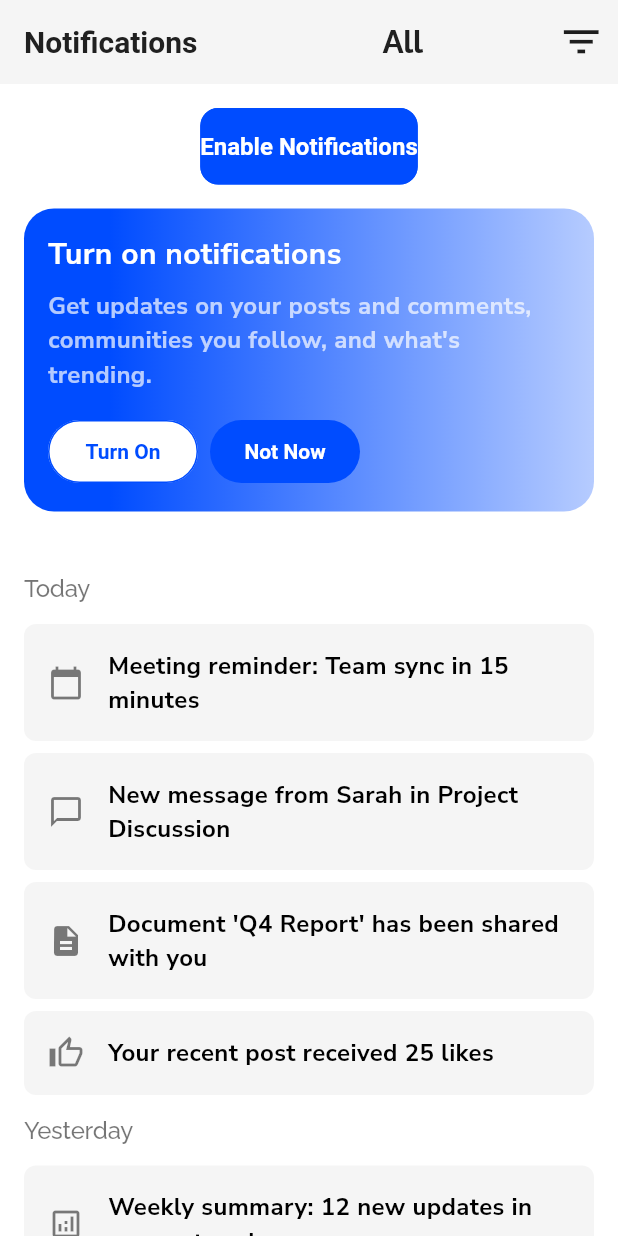
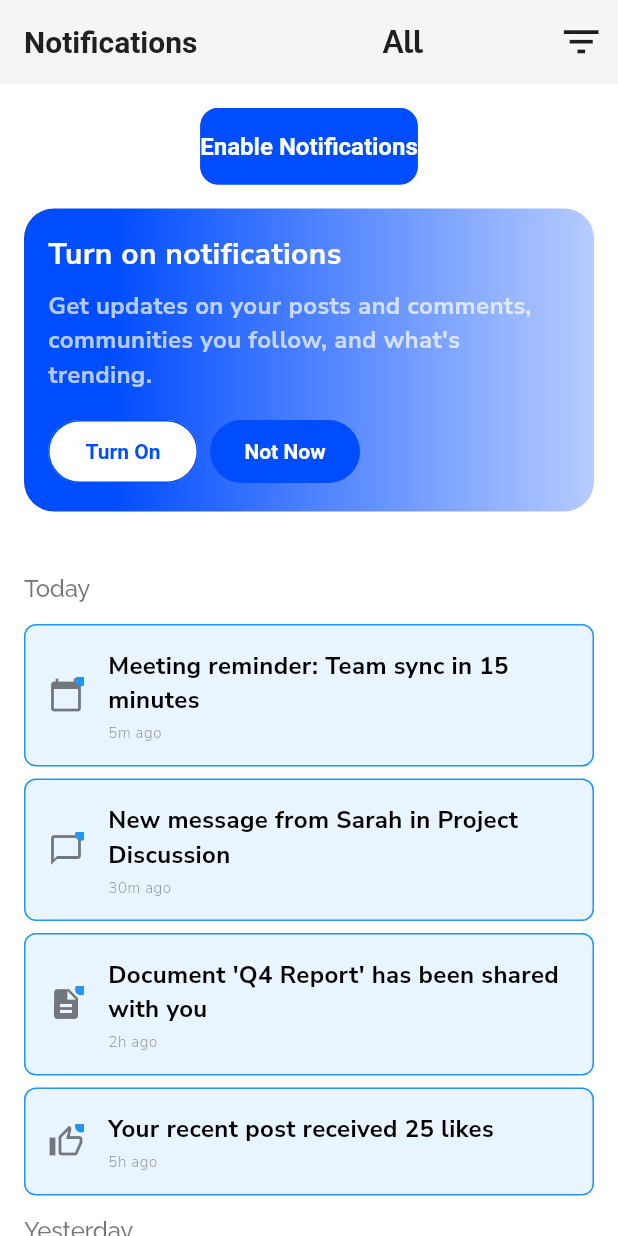
Before and after one commit to momenmac/livespot, a Flutter app: the NotificationsPage screen opened directly, on a phone screen of 412 x 824 dp. Run offline on Flutter 3.47's test engine with Material 3 defaults, Android fonts, the phone set to English and light mode, and no system bars; our stand-ins replace cached_network_image, dio, firebase_core, flutter_map, flutter_svg, geolocator and 8 more; missing offline and left inert: dart:html, flutter_map_cancellable_tile_provider, flutter_polyline_points; accounts and stored records are empty; network calls fail.

Commit message:
Notifications fix

```diff
--- a/lib/ui/pages/notification/notifications_page.dart
+++ b/lib/ui/pages/notification/notifications_page.dart
@@ -1,3 +1,4 @@
+import 'package:flutter/foundation.dart';
 import 'package:flutter/material.dart';
 import 'package:flutter_application_2/constants/text_strings.dart';
 import 'package:flutter_application_2/constants/theme_constants.dart';
@@ -9,7 +10,7 @@ import 'package:intl/intl.dart';
 import 'notification_filter.dart';
 
 class NotificationsPage extends StatefulWidget {
-  const NotificationsPage({super.key});
+  const NotificationsPage({Key? key}) : super(key: key);
 
   @override
   State<NotificationsPage> createState() => _NotificationsPageState();
@@ -183,38 +184,90 @@ class _NotificationsPageState extends State<NotificationsPage> {
                 textAlign: TextAlign.left, // Changed from center to left
               ),
             ),
-            ...notificationsForDate.map((notification) => Card(
-                  margin:
-                      const EdgeInsets.symmetric(horizontal: 16, vertical: 4),
-                  color: isDark
+            ...notificationsForDate
+                .map((notification) => Card(
+                      margin: const EdgeInsets.symmetric(
+                          horizontal: 16, vertical: 4),
+                      color: notification.isRead
+                          ? (isDark
                               ? ThemeConstants.darkCardColor
-                      : ThemeConstants.greyLight,
+                              : ThemeConstants.greyLight)
+                          : (isDark
+                              // ignore: deprecated_member_use
+                              ? Colors.blue.withOpacity(0.2)
+                              // ignore: deprecated_member_use
+                              : Colors.blue.withOpacity(0.1)),
                       shape: RoundedRectangleBorder(
                         borderRadius: BorderRadius.circular(8),
+                        side: notification.isRead
+                            ? BorderSide.none
+                            : const BorderSide(color: Colors.blue, width: 1),
                       ),
                       elevation: 0,
+                      child: InkWell(
+                        onTap: () => _markAsRead(notification),
                         child: Padding(
                           padding: const EdgeInsets.all(16),
                           child: Row(
                             children: [
+                              Stack(
+                                children: [
                                   Icon(
                                     notification.icon,
-                          color: isDark ? Colors.white70 : Colors.black54,
+                                    color: isDark
+                                        ? Colors.white70
+                                        : Colors.black54,
                                     size: 24,
+                                  ),
+                                  if (!notification.isRead)
+                                    Positioned(
+                                      right: -2,
+                                      top: -2,
+                                      child: Container(
+                                        width: 8,
+                                        height: 8,
+                                        decoration: const BoxDecoration(
+                                          color: Colors.blue,
+                                          shape: BoxShape.circle,
+                                        ),
+                                      ),
+                                    ),
+                                ],
                               ),
                               const SizedBox(width: 16),
                               Expanded(
-                          child: Text(
+                                child: Column(
+                                  crossAxisAlignment: CrossAxisAlignment.start,
+                                  children: [
+                                    Text(
                                       notification.message,
                                       style: isDark
-                                ? TNotificationTheme.notificationTextStyleDark
-                                : TNotificationTheme.notificationTextStyleLight,
+                                          ? TNotificationTheme
+                                              .notificationTextStyleDark
+                                          : TNotificationTheme
+                                              .notificationTextStyleLight,
+                                    ),
+                                    const SizedBox(height: 4),
+                                    Text(
+                                      _getRelativeTime(notification.dateTime),
+                                      style: Theme.of(context)
+                                          .textTheme
+                                          .bodySmall
+                                          ?.copyWith(
+                                            color: isDark
+                                                ? Colors.white54
+                                                : Colors.black45,
                                           ),
                                     ),
                                   ],
                                 ),
                               ),
-                )),
+                            ],
+                          ),
+                        ),
+                      ),
+                    ))
+                .toList(),
           ],
         );
       },
```
Also changed, not shown: 125 other files. Lines whose indentation alone changed are shown as unchanged.
